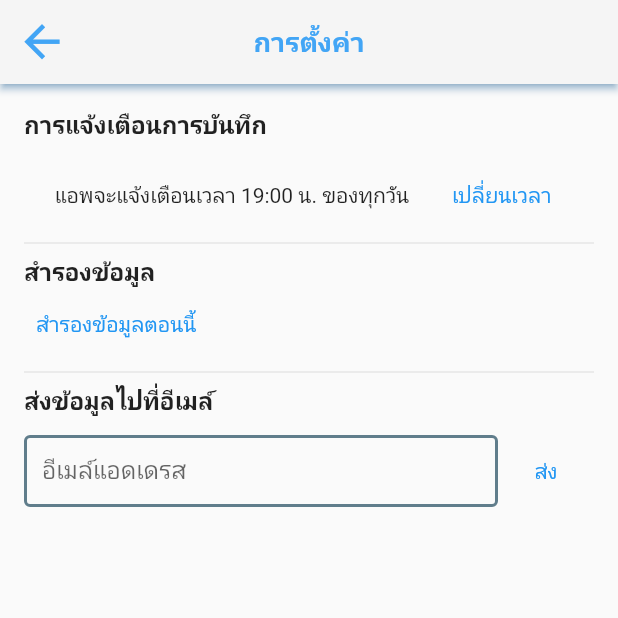
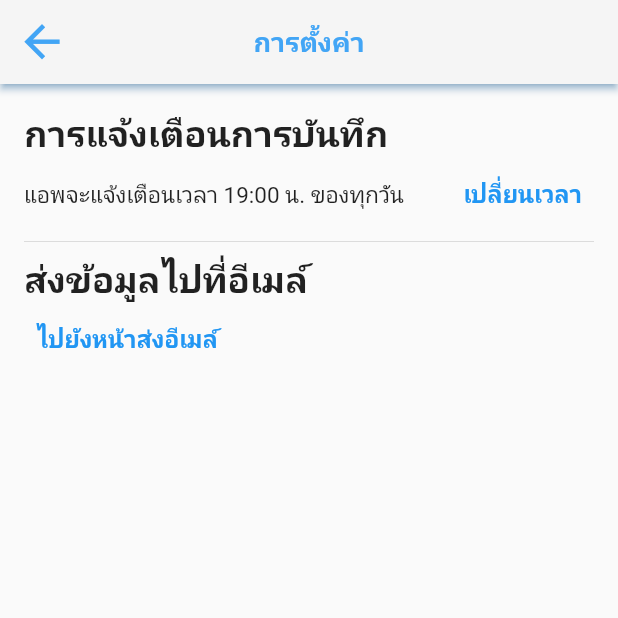
Before and after one commit to Tharamac/mental-monitor, a Flutter app: the SettingPage screen opened directly, on a phone screen of 412 x 824 dp, the top half of it. Run offline on Flutter 3.47's test engine with Material 2 defaults, Android fonts, the phone set to English and light mode, and no system bars; our stand-ins replace bloc, dartz, equatable, flutter_bloc, flutter_local_notifications, google_fonts and 2 more; missing offline and left inert: cron, duration, excel, flutter_email_sender, mailer.

Commit message:
final relase preparation

```diff
--- a/lib/model/daily_record.dart
+++ b/lib/model/daily_record.dart
@@ -41,5 +41,5 @@ class DailyRecord {
       };
 
   static List<String> get getFieldName =>
-      ['Record Date', 'Record Time', 'Mood Level', 'Description', 'Sleep Time'];
+      ['วันที่บันทึก', 'เวลาบันทึก', 'ระดับอารมณ์', 'บันทึก', 'เวลานอนรวม'];
 }
--- a/lib/pages/setting_page.dart
+++ b/lib/pages/setting_page.dart
@@ -1,4 +1,7 @@
 import 'dart:io';
+// import 'dart:io' show Platform;
+
+import 'dart:math';
 
 import 'package:duration/duration.dart';
 import 'package:duration/locale.dart';
@@ -10,14 +13,19 @@ import 'package:google_fonts/google_fonts.dart';
 import 'package:intl/intl.dart';
 import 'package:mental_monitor/api/notification_api.dart';
 import 'package:mental_monitor/blocs/user/user_bloc.dart';
+import 'package:mental_monitor/constant/constant.dart';
 import 'package:mental_monitor/constant/palette.dart';
 import 'package:mental_monitor/file_manager.dart';
 import 'package:mental_monitor/model/daily_record.dart';
 import 'package:mental_monitor/util.dart';
+import 'package:mailer/mailer.dart';
+import 'package:mailer/smtp_server.dart';
+import 'package:random_string/random_string.dart';
 
 class SettingPage extends StatelessWidget {
   SettingPage({Key? key}) : super(key: key);
-  final emailController = TextEditingController();
+  // final emailController = TextEditingController();
+  final rand = Random.secure();
 
   @override
   Widget build(BuildContext context) {
@@ -42,16 +50,19 @@ class SettingPage extends StatelessWidget {
                 Text(
                   "การแจ้งเตือนการบันทึก",
                   style: GoogleFonts.ibmPlexSansThai(
-                      fontSize: 16, fontWeight: FontWeight.bold),
+                      fontSize: 24, fontWeight: FontWeight.bold),
                 ),
-                SizedBox(
-                  height: 12,
-                ),
+                // SizedBox(
+                //   height: 12,
+                // ),
                 Row(
-                  mainAxisAlignment: MainAxisAlignment.spaceEvenly,
+                  mainAxisAlignment: MainAxisAlignment.spaceBetween,
                   children: [
                     Text(
-                        "แอพจะแจ้งเตือนเวลา ${DateFormat.Hm().format(currentNotifiedTime)} ของทุกวัน"),
+                      "แอพจะแจ้งเตือนเวลา ${DateFormat.Hm().format(currentNotifiedTime)} ของทุกวัน",
+                      style: GoogleFonts.ibmPlexSansThai(
+                          fontSize: 15, fontWeight: FontWeight.normal),
+                    ),
                     TextButton(
                       onPressed: () async {
                         final TimeOfDay? newTime = await showTimePicker(
@@ -70,81 +81,60 @@ class SettingPage extends StatelessWidget {
                               .read<UserSessionBloc>()
                               .add(UpdateNotifiedTime(newTime));
                           LocalNoticeService().cancelNotification(0);
-                          LocalNoticeService().showDailyNotificationAtTime(0,
-                              "วันนี้เป็นอย่างไรบ้าง", "บันทึกเรื่องราววันนี้ได้เลย", "notify memo", newTime);
+                          LocalNoticeService().showDailyNotificationAtTime(
+                              0,
+                              "วันนี้เป็นอย่างไรบ้าง",
+                              "บันทึกเรื่องราววันนี้ได้เลย",
+                              "notify memo",
+                              newTime);
                         }
                       },
-                      child: Text("เปลี่ยนเวลา"),
+                      child: Text("เปลี่ยนเวลา",
+                          style: GoogleFonts.ibmPlexSansThai(
+                              fontSize: 16, fontWeight: FontWeight.w600)),
                     )
                   ],
                 ),
                 Divider(),
                 Text(
-                  "สำรองข้อมูล",
-                  style: GoogleFonts.ibmPlexSansThai(
-                      fontSize: 16, fontWeight: FontWeight.bold),
-                ),
-                TextButton(
-                    onPressed: (() {}), child: Text("สำรองข้อมูลตอนนี้")),
-                Divider(),
-                Text(
                   "ส่งข้อมูลไปที่อีเมล์",
                   style: GoogleFonts.ibmPlexSansThai(
-                      fontSize: 16, fontWeight: FontWeight.bold),
+                      fontSize: 24, fontWeight: FontWeight.bold),
                 ),
-                SizedBox(
-                  height: 12,
-                ),
+                // SizedBox(
+                //   height: 12,
+                // ),
                 Row(
                   children: [
-                    Expanded(
-                      flex: 5,
-                      child: TextFormField(
-                        // readOnly: true,
-                        controller: emailController,
-                        maxLines: 1,
-                        keyboardType: TextInputType.emailAddress,
-                        decoration: InputDecoration(
-                          // contentPadding: EdgeInsets.all(8),
-                          label: Text("อีเมล์แอดเดรส"),
-                          enabledBorder: OutlineInputBorder(
-                            borderSide: BorderSide(
-                                width: 2,
-                                color: Colors.blueGrey), //<-- SEE HERE
-                          ),
-                          focusedBorder: OutlineInputBorder(
-                            borderSide: BorderSide(
-                                width: 2,
-                                color: Colors.blueGrey), //<-- SEE HERE
-                          ),
-                        ),
-                      ),
-                    ),
                     TextButton(
                         onPressed: () async {
                           final records =
                               context.read<UserSessionBloc>().state.records;
 
                           var excel = Excel.createExcel();
+
                           Sheet recordSheet = excel['records'];
+                          excel.delete('Sheet1');
 
                           CellStyle fieldCellStyle = CellStyle(
                               backgroundColorHex: "#c3c9c3",
                               fontFamily:
-                                  GoogleFonts.ibmPlexSansThai().fontFamily);
+                                  GoogleFonts.ibmPlexSansThai().fontFamily,
+                              bold: true);
                           CellStyle normalCellStyle = CellStyle(
                               fontFamily:
                                   GoogleFonts.ibmPlexSansThai().fontFamily);
                           for (int ind = 1;
                               ind <= DailyRecord.getFieldName.length;
                               ind++) {
-                            var cell = recordSheet
-                                .cell(CellIndex.indexByString('A$ind'));
+                            var cell = recordSheet.cell(CellIndex.indexByString(
+                                '${String.fromCharCode(64 + ind)}1'));
                             cell.cellStyle = fieldCellStyle;
                             cell.value = DailyRecord.getFieldName[ind - 1];
                           }
                           for (int ind = 1; ind <= records.length; ind++) {
                             var recordPos = records[ind - 1];
+
                             recordSheet.appendRow([
                               formatDateInThai(recordPos.recordDate),
                               DateFormat.Hm().format(recordPos.recordDate),
@@ -157,16 +147,16 @@ class SettingPage extends StatelessWidget {
 
                             recordSheet
                                 .cell(CellIndex.indexByColumnRow(
-                                    columnIndex: ind, rowIndex: 0))
+                                    columnIndex: 0, rowIndex: ind))
                                 .cellStyle = normalCellStyle;
                             // dateCell.value = formatDateInThai(recordPos.recordDate);
                             recordSheet
                                 .cell(CellIndex.indexByColumnRow(
-                                    columnIndex: ind, rowIndex: 1))
+                                    columnIndex: 1, rowIndex: ind))
                                 .cellStyle = normalCellStyle;
                             recordSheet
                                 .cell(CellIndex.indexByColumnRow(
-                                    columnIndex: ind, rowIndex: 2))
+                                    columnIndex: 2, rowIndex: ind))
                                 .cellStyle = CellStyle(
                               backgroundColorHex:
                                   '#${moodSliderPalette2[recordPos.moodLevel - 1]!.value.toRadixString(16).substring(2, 8)}',
@@ -175,11 +165,11 @@ class SettingPage extends StatelessWidget {
                             );
                             recordSheet
                                 .cell(CellIndex.indexByColumnRow(
-                                    columnIndex: ind, rowIndex: 3))
+                                    columnIndex: 3, rowIndex: ind))
                                 .cellStyle = normalCellStyle;
                             recordSheet
                                 .cell(CellIndex.indexByColumnRow(
-                                    columnIndex: ind, rowIndex: 4))
+                                    columnIndex: 4, rowIndex: ind))
                                 .cellStyle = normalCellStyle;
                           }
 
@@ -195,7 +185,7 @@ class SettingPage extends StatelessWidget {
                             body: '',
                             subject:
                                 'นำส่งบันทึกของคุณ${context.read<UserSessionBloc>().state.name}',
-                            recipients: [emailController.text],
+                            // recipients: [emailController.text],
                             attachmentPaths: [
                               await FileManager(fileName: "out", format: "xlsx")
                                   .localFile
@@ -203,6 +193,42 @@ class SettingPage extends StatelessWidget {
                             ],
                             isHTML: false,
                           );
+                          // String username = 'moodtracker.theapp@yahoo.com';
+                          // String password = 'f?9\$*NSCrh!P_(Z';
+
+                          // final smtpServer = yahoo(username, password);
+
+                          // // Create our message.
+                          // final message = Message()
+                          //   ..from = Address(username, 'Mood tracker')
+                          //   ..recipients.add(username)
+                          //   ..subject =
+                          //       'นำส่งบันทึกของคุณ${context.read<UserSessionBloc>().state.name}'
+                          //   ..attachments = [
+                          //     FileAttachment(await FileManager(
+                          //             fileName: "out", format: "xlsx")
+                          //         .localFile)
+                          //   ];
+                          // // //                          Logger.root.level = Level.ALL;
+                          // // // Logger.root.onRecord.listen((LogRecord rec) {
+                          // // //   print('${rec.level.name}: ${rec.time}: ${rec.message}');
+                          // // // });
+
+                          // try {
+                          //   final sendReport = await send(message, smtpServer);
+                          //   print('Message sent: ' + sendReport.toString());
+                          //   ScaffoldMessenger.of(context).showSnackBar(
+                          //     SnackBar(
+                          //       content: Text("ส่งอีเมล์สำเร็จ"),
+                          //     ),
+                          //   );
+                          // } on MailerException catch (e) {
+                          //   print('Message not sent.');
+                          //   print(e.message);
+                          //   for (var p in e.problems) {
+                          //     print('Problem: ${p.code}: ${p.msg}');
+                          //   }
+                          // }
 
                           try {
                             await FlutterEmailSender.send(email);
@@ -224,7 +250,9 @@ class SettingPage extends StatelessWidget {
                           //     const ListToCsvConverter().convert([snapshot]);
                           // print(csv);
                         },
-                        child: Text("ส่ง"))
+                        child: Text("ไปยังหน้าส่งอีเมล์",
+                            style: GoogleFonts.ibmPlexSansThai(
+                                fontSize: 16, fontWeight: FontWeight.w600)))
                   ],
                 ),
               ],
--- a/lib/pages/welcome_page.dart
+++ b/lib/pages/welcome_page.dart
@@ -35,10 +35,6 @@ class WelcomePage extends StatelessWidget {
                       },
                       child: Text("เริ่มใช้งาน")),
                 ),
-                Divider(),
-                Center(
-                    child: TextButton(
-                        onPressed: () {}, child: Text("ดึงข้อมูลผู้ใช้เก่า")))
               ],
             )),
       ),
```
Also changed, not shown: lib/file_manager.dart (+9 -0 lines), lib/main.dart (+6 -3 lines), pubspec.yaml (+22 -0 lines), assets/icon/app_icon.png (added), pubspec.lock, 30 other files.
